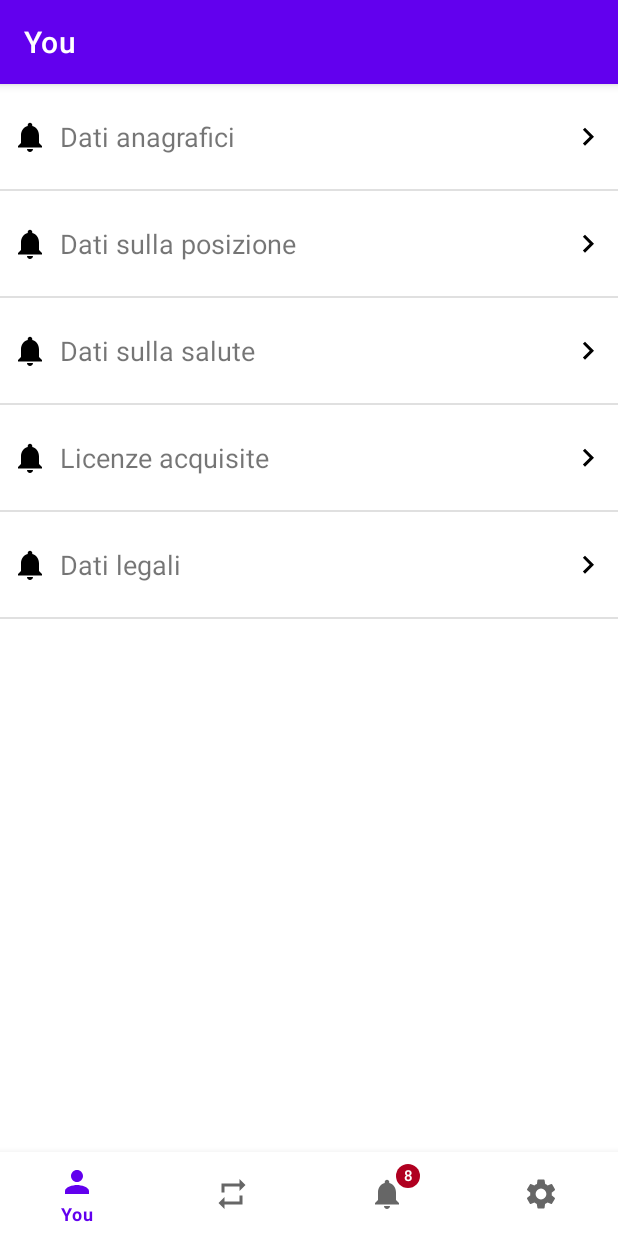
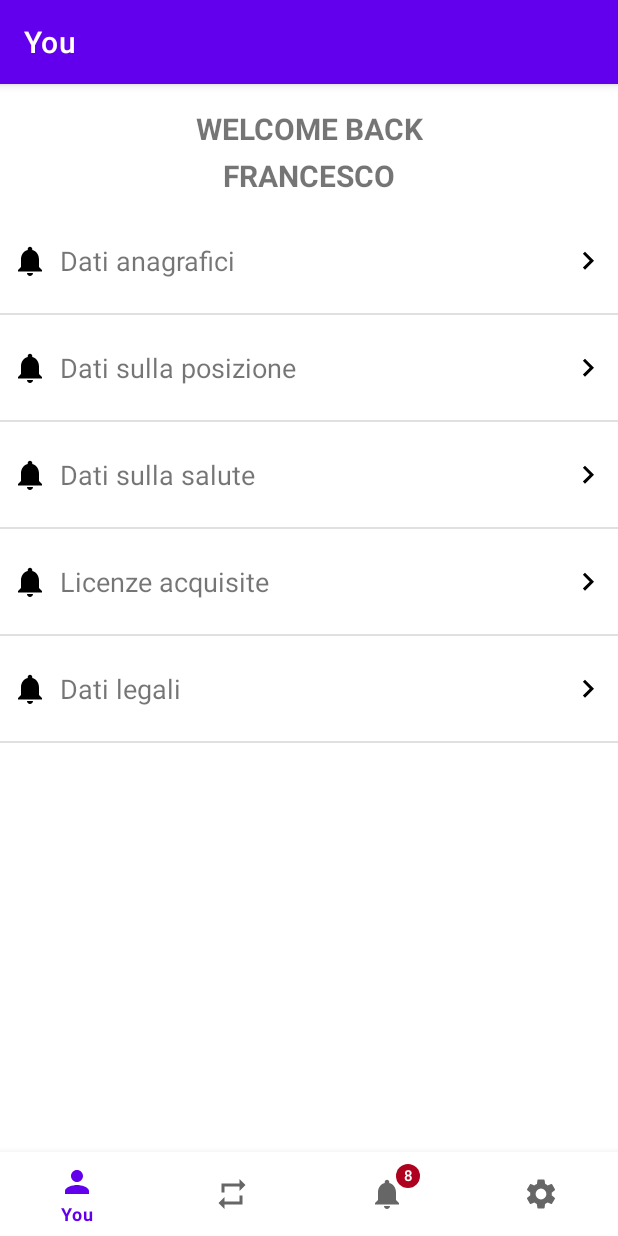
Before and after one commit to FranNetti/pc-citizenDigitalTwin, an Android app: the screen it shows after launch (MainActivity), on a phone screen of 412 x 824 dp. Run offline under Robolectric (Android 15) with nearby library versions, the phone set to English and light mode, and no system bars; our stand-ins replace navigation-ui.

Commit message:
add some visual fixes

```diff
--- a/androidApp/app/src/main/java/it/unibo/citizenDigitalTwin/ui/home/HomeFragment.java
+++ b/androidApp/app/src/main/java/it/unibo/citizenDigitalTwin/ui/home/HomeFragment.java
@@ -4,6 +4,7 @@ import android.os.Bundle;
 import android.view.LayoutInflater;
 import android.view.View;
 import android.view.ViewGroup;
+import android.widget.TextView;
 
 import java.util.Arrays;
 import java.util.List;
@@ -23,7 +24,9 @@ public class HomeFragment extends Fragment {
     public View onCreateView(@NonNull LayoutInflater inflater,
                              ViewGroup container, Bundle savedInstanceState) {
         homeViewModel = new ViewModelProvider(this).get(HomeViewModel.class);
-        View root = inflater.inflate(R.layout.fragment_home, container, false);
+        final View root = inflater.inflate(R.layout.fragment_home, container, false);
+
+        final TextView userName = root.findViewById(R.id.userName);
 
         final RecyclerView listView = root.findViewById(R.id.homeRecyclerView);
         final LinearLayoutManager linearLayoutManager = new LinearLayoutManager(this.getContext());
@@ -45,6 +48,8 @@ public class HomeFragment extends Fragment {
         listView.setAdapter(new DataCategoryAdapter(ciccio));
 
 
+        userName.setText("Francesco");
+
         return root;
     }
 }
--- a/androidApp/app/src/main/res/layout/fragment_home.xml
+++ b/androidApp/app/src/main/res/layout/fragment_home.xml
@@ -15,10 +15,51 @@
         app:layout_constraintTop_toTopOf="parent"
         android:fillViewport="true">
 
+        <androidx.constraintlayout.widget.ConstraintLayout
+            android:layout_width="match_parent"
+            android:layout_height="wrap_content">
+
+            <TextView
+                android:id="@+id/welcomeText"
+                android:layout_width="wrap_content"
+                android:layout_height="wrap_content"
+                android:layout_marginStart="16dp"
+                android:layout_marginTop="16dp"
+                android:layout_marginEnd="16dp"
+                android:text="@string/welcome_back"
+                android:textAllCaps="true"
+                android:textSize="20sp"
+                android:textStyle="bold"
+                app:layout_constraintEnd_toEndOf="parent"
+                app:layout_constraintStart_toStartOf="parent"
+                app:layout_constraintTop_toTopOf="parent" />
+
+            <TextView
+                android:id="@+id/userName"
+                android:layout_width="wrap_content"
+                android:layout_height="wrap_content"
+                android:layout_marginStart="16dp"
+                android:layout_marginTop="4dp"
+                android:layout_marginEnd="16dp"
+                android:textAllCaps="true"
+                android:textSize="20sp"
+                android:textStyle="bold"
+                app:layout_constraintEnd_toEndOf="parent"
+                app:layout_constraintStart_toStartOf="parent"
+                app:layout_constraintTop_toBottomOf="@+id/welcomeText" />
+
             <androidx.recyclerview.widget.RecyclerView
                 android:id="@+id/homeRecyclerView"
                 android:layout_width="match_parent"
-                android:layout_height="wrap_content"/>
+                android:layout_height="0dp"
+                android:layout_marginTop="8dp"
+                app:layout_constraintBottom_toBottomOf="parent"
+                app:layout_constraintEnd_toEndOf="parent"
+                app:layout_constraintHorizontal_bias="0.0"
+                app:layout_constraintStart_toStartOf="parent"
+                app:layout_constraintTop_toBottomOf="@+id/userName" />
+
+        </androidx.constraintlayout.widget.ConstraintLayout>
 
    </ScrollView>
 
```
Also changed, not shown: androidApp/app/src/main/java/it/unibo/citizenDigitalTwin/ui/notifications/NotificationsFragment.java (+5 -7 lines), androidApp/app/src/main/res/layout/fragment_notifications.xml (+8 -21 lines).
